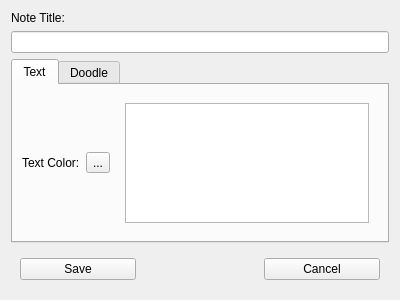
Qt form createnote.ui (HassanArafat2004/appfinal) before a commit.
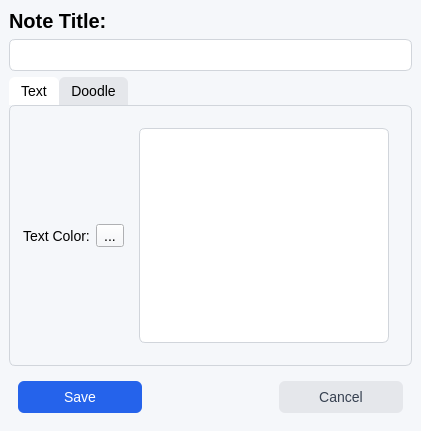
The same form after that commit.

Commit message: Add CreateNote UI and hook into dashboard

```diff
--- a/createnote.ui
+++ b/createnote.ui
@@ -1,15 +1,63 @@
 <?xml version="1.0" encoding="UTF-8"?>
 <ui version="4.0">
- <class>CreateNote</class>
- <widget class="QWidget" name="CreateNote">
-  <property name="geometry">
-   <rect>
-    <x>0</x>
-    <y>0</y>
-    <width>400</width>
-    <height>300</height>
-   </rect>
-  </property>
+  <class>CreateNoteWindow</class>
+  <widget class="QMainWindow" name="CreateNoteWindow">
+    <property name="windowTitle">
+      <string>Create Note</string>
+    </property>
+    <property name="styleSheet">
+      <string>
+QWidget {
+    background-color: #f5f7fa;
+    font-family: "Segoe UI", "Helvetica Neue", Arial, sans-serif;
+    font-size: 14px;
+}
+QLabel#titleLabel {
+    font-size: 20px;
+    font-weight: 600;
+}
+QLineEdit, QTextEdit {
+    background: #ffffff;
+    border: 1px solid #d1d5db;
+    border-radius: 6px;
+    padding: 6px 8px;
+}
+QPushButton {
+    background-color: #2563eb;
+    color: white;
+    border-radius: 6px;
+    padding: 8px 16px;
+}
+QPushButton:hover {
+    background-color: #1d4ed8;
+}
+QPushButton#cancelNoteButton {
+    background-color: #e5e7eb;
+    color: #374151;
+}
+QPushButton#cancelNoteButton:hover {
+    background-color: #d1d5db;
+}
+QTabWidget::pane {
+    border: 1px solid #d1d5db;
+    border-radius: 6px;
+    padding: 4px;
+}
+QTabBar::tab {
+    background: #e5e7eb;
+    padding: 6px 12px;
+    border-top-left-radius: 6px;
+    border-top-right-radius: 6px;
+}
+QTabBar::tab:selected {
+    background: #ffffff;
+}
+</string>
+    </property>
+    <property name="minimumSize">
+      <size>None</size>
+    </property>
+    <widget class="QWidget" name="centralwidget">
   <property name="windowTitle">
    <string>Form</string>
   </property>
@@ -133,6 +181,7 @@
    </item>
   </layout>
  </widget>
- <resources/>
- <connections/>
+  </widget>
+  <resources />
+  <connections />
 </ui>
```
Left out of the diff: 10 changed lines with no effect on the pictures. Lines whose indentation alone changed are shown as unchanged. The commit also changes 4 other files.
